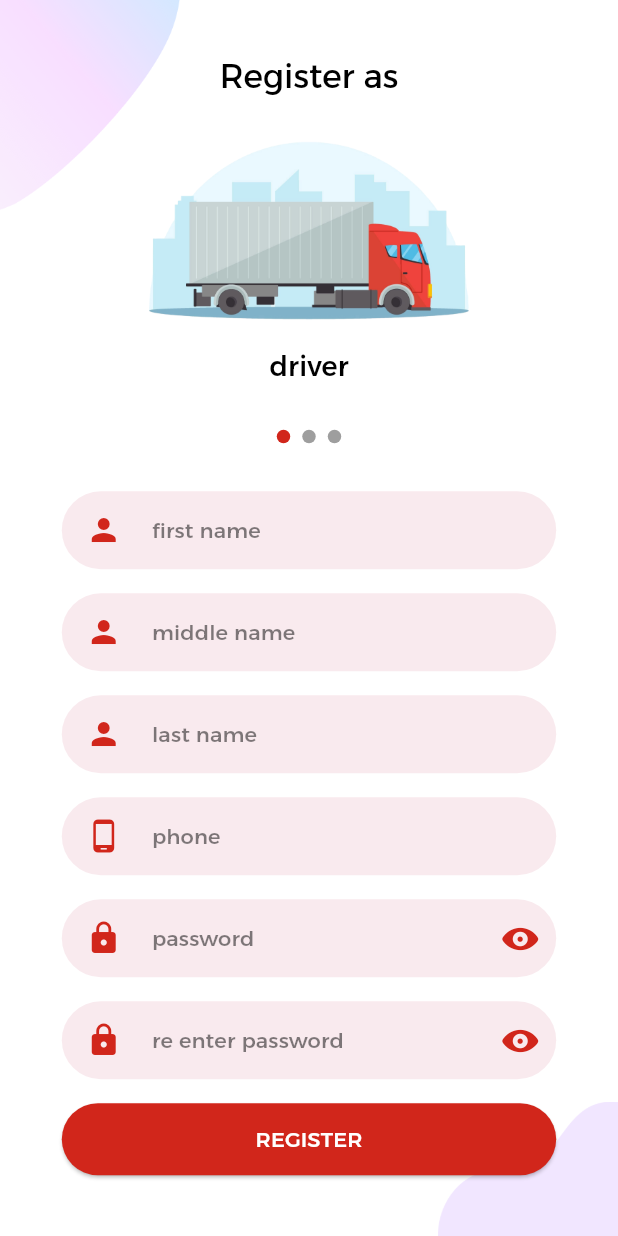
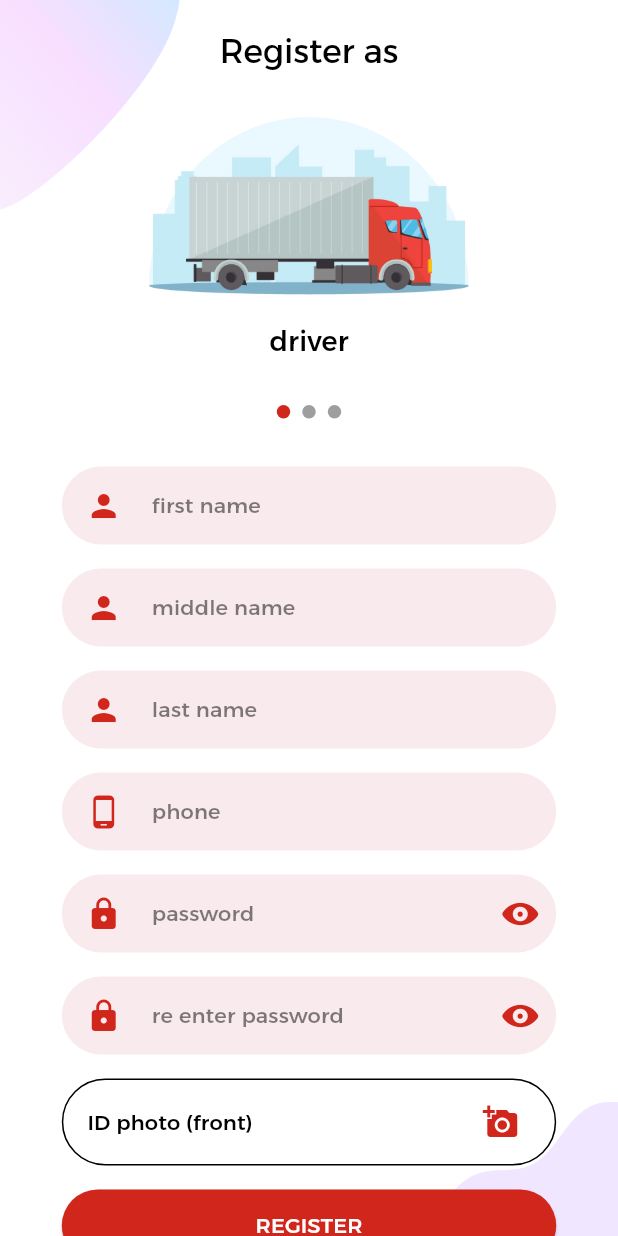
Before and after one commit to abd-Mohsen/shipping-app, a Flutter app: the screen it shows after launch, after a tap on "register", on a phone screen of 412 x 824 dp. Run offline on Flutter 3.47's test engine with Material 3 defaults, Android fonts, the phone set to English and light mode, and no system bars; drawn by our look-alikes of carousel_slider, smooth_page_indicator; our stand-ins replace flutter_spinkit, geolocator, get, get_storage, image_picker, otp_text_field and 1 more; accounts and stored records are empty.

Commit message:
added IDs image selector to register

```diff
--- a/lib/controllers/register_controller.dart
+++ b/lib/controllers/register_controller.dart
@@ -1,6 +1,7 @@
 import 'dart:async';
 import 'package:get/get.dart';
 import 'package:flutter/material.dart';
+import 'package:image_picker/image_picker.dart';
 import '../constants.dart';
 import '../models/user_model.dart';
 
@@ -65,6 +66,20 @@ class RegisterController extends GetxController {
     update();
   }
 
+  XFile? idFront;
+  XFile? idRear;
+  XFile? dLicenseFront;
+  XFile? dLicenseRear;
+
+  Future pickImage(XFile? selectedImage, String source) async {
+    XFile? pickedImage =
+        await ImagePicker().pickImage(source: source == "camera" ? ImageSource.camera : ImageSource.gallery);
+    selectedImage = pickedImage; //todo: not updating, the reference isnt correct?
+    print(idFront == null);
+    update();
+    Get.back();
+  }
+
   List<UserModel> availableSupervisors = [];
   Future<void> getSupervisorsNames() async {
     // List<UserModel> supervisors = await RemoteServices.fetchSupervisors() ?? [];
--- a/lib/views/components/auth_field.dart
+++ b/lib/views/components/auth_field.dart
@@ -64,13 +64,11 @@ class AuthField extends StatelessWidget {
             borderSide: BorderSide(width: 2, color: Colors.red),
           ),
           //hintText: "password".tr,
-          label: Text(
-            label,
-            style: tt.titleSmall!.copyWith(color: Colors.black.withOpacity(0.5)),
-          ),
+          hintText: label,
+          hintStyle: tt.titleSmall!.copyWith(color: Colors.black.withOpacity(0.5)),
           prefixIcon: prefixIcon,
           suffixIcon: suffixIcon,
-          floatingLabelBehavior: FloatingLabelBehavior.auto,
+          floatingLabelBehavior: FloatingLabelBehavior.never,
         ),
         style: tt.titleSmall!.copyWith(color: Colors.black),
         validator: validator,
--- /dev/null
+++ b/lib/views/components/id_image_selector.dart
@@ -0,0 +1,93 @@
+import 'dart:io';
+
+import 'package:flutter/material.dart';
+import 'package:get/get.dart';
+import 'package:image_picker/image_picker.dart';
+import 'package:shipment/controllers/register_controller.dart';
+
+class IdImageSelector extends StatelessWidget {
+  final String title;
+  final void Function() onTap;
+  final bool isSubmitted;
+  final XFile? image;
+  const IdImageSelector({
+    super.key,
+    required this.title,
+    required this.onTap,
+    required this.isSubmitted,
+    required this.image,
+  });
+
+  @override
+  Widget build(BuildContext context) {
+    ColorScheme cs = Theme.of(context).colorScheme;
+    TextTheme tt = Theme.of(context).textTheme;
+    RegisterController rC = Get.find();
+
+    return Padding(
+      padding: const EdgeInsets.only(top: 16),
+      child: GetBuilder<RegisterController>(builder: (controller) {
+        return ListTile(
+          //leading: Icon(card),
+          title: Text(title, style: tt.titleSmall!.copyWith(color: cs.onSurface)),
+          trailing: isSubmitted
+              ? const Icon(Icons.task_alt, color: Colors.green)
+              : Icon(Icons.add_a_photo, color: cs.primary),
+          onTap: () {
+            Get.bottomSheet(
+              Container(
+                color: cs.background,
+                child: Column(
+                  children: [
+                    image == null
+                        ? Center(
+                            child: Text(
+                              "no photo is selected",
+                              style: tt.titleMedium!.copyWith(color: cs.onSurface),
+                            ),
+                          )
+                        : Image.file(
+                            File(image!.path),
+                          ),
+                    ListTile(
+                      leading: Icon(
+                        Icons.camera,
+                        color: cs.onSurface,
+                      ),
+                      title: Text(
+                        image == null ? "take a photo" : "take a new photo",
+                        style: tt.titleMedium!.copyWith(color: cs.onSurface),
+                      ),
+                      onTap: () {
+                        controller.pickImage(image, "camera");
+                      },
+                    ),
+                    ListTile(
+                      leading: Icon(
+                        Icons.photo,
+                        color: cs.onSurface,
+                      ),
+                      title: Text(
+                        image == null ? "select a photo from gallery" : "select a new photo from gallery",
+                        style: tt.titleMedium!.copyWith(color: cs.onSurface),
+                      ),
+                      onTap: () {
+                        controller.pickImage(image, "gallery");
+                      },
+                    ),
+                  ],
+                ),
+              ),
+            );
+          },
+          shape: RoundedRectangleBorder(
+            borderRadius: BorderRadius.circular(32),
+            side: BorderSide(
+              color: cs.onSurface,
+            ),
+          ),
+        );
+      }),
+    );
+  }
+}
--- a/lib/views/login_view.dart
+++ b/lib/views/login_view.dart
@@ -56,7 +56,7 @@ class LoginView extends StatelessWidget {
                     children: [
                       AuthField(
                         controller: lC.phone,
-                        keyboardType: TextInputType.emailAddress,
+                        keyboardType: TextInputType.phone,
                         textInputAction: TextInputAction.next,
                         label: "phone",
                         prefixIcon: Padding(
--- a/lib/views/register_view.dart
+++ b/lib/views/register_view.dart
@@ -4,6 +4,7 @@ import 'package:flutter/material.dart';
 import 'package:flutter_spinkit/flutter_spinkit.dart';
 import 'package:shipment/controllers/register_controller.dart';
 import 'package:get/get.dart';
+import 'package:shipment/views/components/id_image_selector.dart';
 import 'package:smooth_page_indicator/smooth_page_indicator.dart';
 
 import 'components/auth_background.dart';
@@ -39,6 +40,7 @@ class RegisterView extends StatelessWidget {
                         flex: 3,
                         //todo: replace png with svg to save space
                         //todo: scrolling is a bit sluggish, fix performance
+                        //todo: remove image from bottom right in this page
                         child: Hero(
                           tag: "auth_image",
                           child: Column(
@@ -179,7 +181,7 @@ class RegisterView extends StatelessWidget {
                           ),
                           AuthField(
                             controller: rC.phone,
-                            keyboardType: TextInputType.emailAddress,
+                            keyboardType: TextInputType.phone,
                             textInputAction: TextInputAction.next,
                             label: "phone",
                             prefixIcon: Padding(
@@ -254,6 +256,12 @@ class RegisterView extends StatelessWidget {
                               );
                             },
                           ),
+                          IdImageSelector(
+                            title: "ID photo (front)",
+                            onTap: () {},
+                            isSubmitted: controller.idFront != null,
+                            image: controller.idFront,
+                          ),
                           const SizedBox(height: 16),
                           GetBuilder<RegisterController>(
                             builder: (controller) {
```
